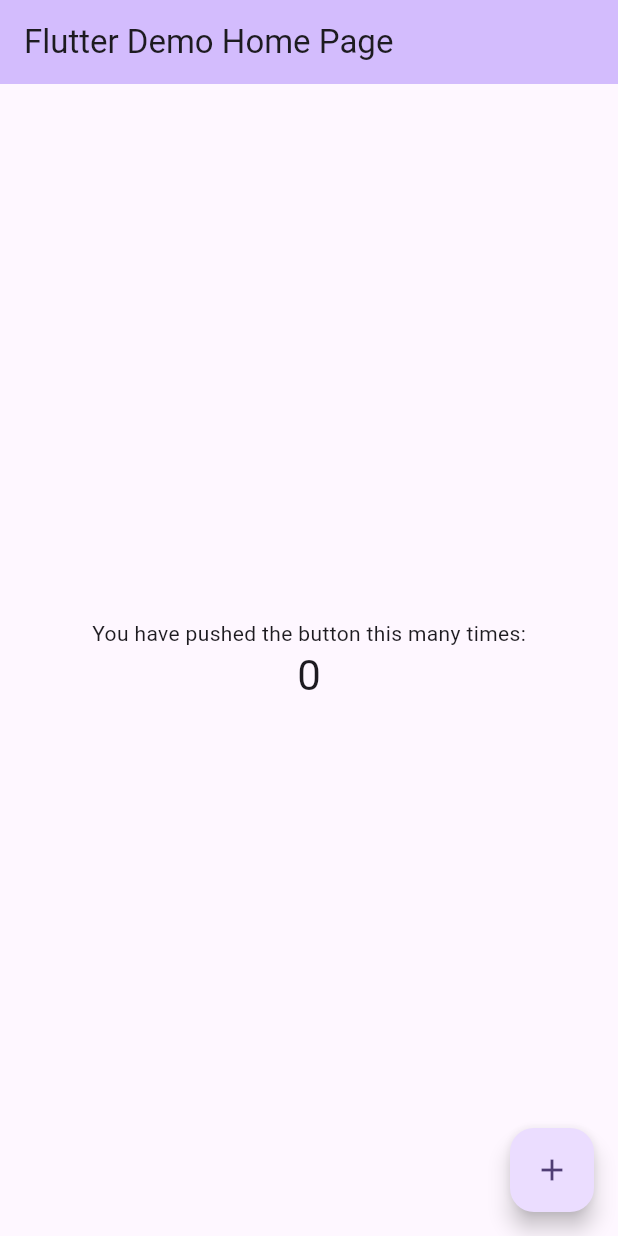
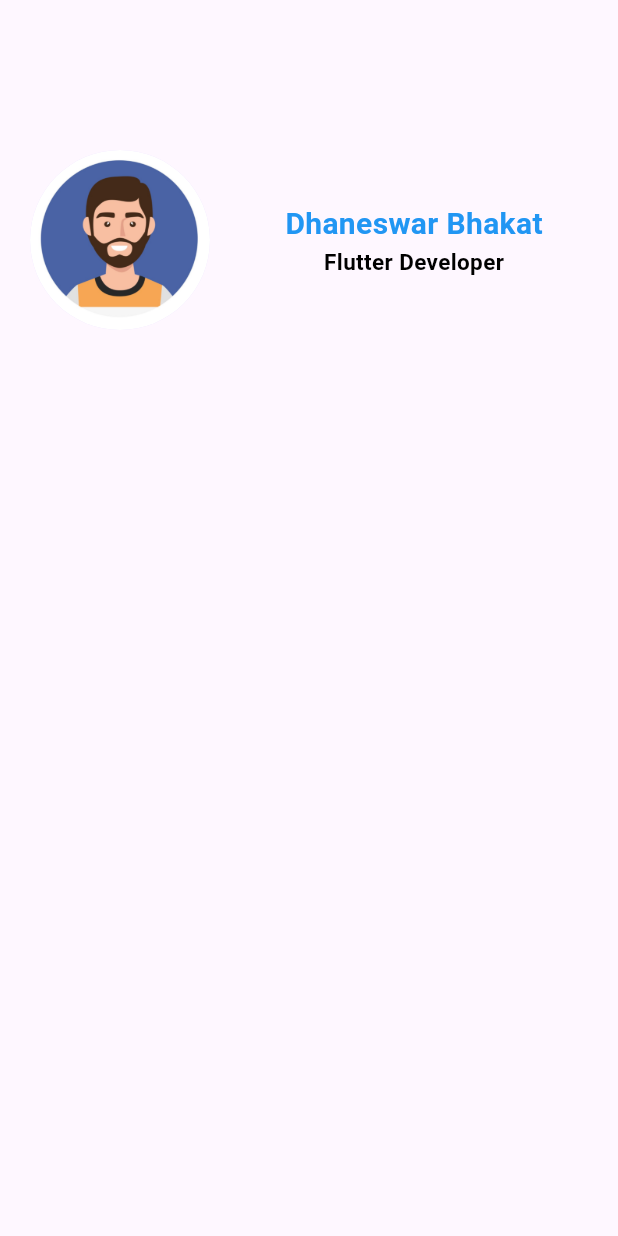
Before and after one commit to DhaneswarBhakat/my_portfolio_app, a Flutter app: the screen it shows after launch, on a phone screen of 412 x 824 dp. Run offline on Flutter 3.47's test engine with Material 3 defaults, Android fonts, the phone set to English and light mode, and no system bars.

Commit message:
Todays First Commit

```diff
--- a/lib/main.dart
+++ b/lib/main.dart
@@ -1,125 +1,66 @@
 import 'package:flutter/material.dart';
 
 void main() {
-  runApp(const MyApp());
+  runApp(const MaterialApp(
+    home: Home(),
+    debugShowCheckedModeBanner: false,
+  ));
 }
 
-class MyApp extends StatelessWidget {
-  const MyApp({super.key});
-
-  // This widget is the root of your application.
-  @override
-  Widget build(BuildContext context) {
-    return MaterialApp(
-      title: 'Flutter Demo',
-      theme: ThemeData(
-        // This is the theme of your application.
-        //
-        // TRY THIS: Try running your application with "flutter run". You'll see
-        // the application has a purple toolbar. Then, without quitting the app,
-        // try changing the seedColor in the colorScheme below to Colors.green
-        // and then invoke "hot reload" (save your changes or press the "hot
-        // reload" button in a Flutter-supported IDE, or press "r" if you used
-        // the command line to start the app).
-        //
-        // Notice that the counter didn't reset back to zero; the application
-        // state is not lost during the reload. To reset the state, use hot
-        // restart instead.
-        //
-        // This works for code too, not just values: Most code changes can be
-        // tested with just a hot reload.
-        colorScheme: ColorScheme.fromSeed(seedColor: Colors.deepPurple),
-        useMaterial3: true,
-      ),
-      home: const MyHomePage(title: 'Flutter Demo Home Page'),
-    );
-  }
-}
-
-class MyHomePage extends StatefulWidget {
-  const MyHomePage({super.key, required this.title});
-
-  // This widget is the home page of your application. It is stateful, meaning
-  // that it has a State object (defined below) that contains fields that affect
-  // how it looks.
-
-  // This class is the configuration for the state. It holds the values (in this
-  // case the title) provided by the parent (in this case the App widget) and
-  // used by the build method of the State. Fields in a Widget subclass are
-  // always marked "final".
-
-  final String title;
-
-  @override
-  State<MyHomePage> createState() => _MyHomePageState();
-}
-
-class _MyHomePageState extends State<MyHomePage> {
-  int _counter = 0;
-
-  void _incrementCounter() {
-    setState(() {
-      // This call to setState tells the Flutter framework that something has
-      // changed in this State, which causes it to rerun the build method below
-      // so that the display can reflect the updated values. If we changed
-      // _counter without calling setState(), then the build method would not be
-      // called again, and so nothing would appear to happen.
-      _counter++;
-    });
-  }
+class Home extends StatelessWidget {
+  const Home({super.key});
 
   @override
   Widget build(BuildContext context) {
-    // This method is rerun every time setState is called, for instance as done
-    // by the _incrementCounter method above.
-    //
-    // The Flutter framework has been optimized to make rerunning build methods
-    // fast, so that you can just rebuild anything that needs updating rather
-    // than having to individually change instances of widgets.
-    return Scaffold(
-      appBar: AppBar(
-        // TRY THIS: Try changing the color here to a specific color (to
-        // Colors.amber, perhaps?) and trigger a hot reload to see the AppBar
-        // change color while the other colors stay the same.
-        backgroundColor: Theme.of(context).colorScheme.inversePrimary,
-        // Here we take the value from the MyHomePage object that was created by
-        // the App.build method, and use it to set our appbar title.
-        title: Text(widget.title),
+    return Container(
+      decoration: BoxDecoration(
+        gradient: LinearGradient(
+          colors: [Colors.blue, Colors.green],
+          begin: Alignment.topCenter,
+          end: Alignment.bottomCenter,
         ),
-      body: Center(
-        // Center is a layout widget. It takes a single child and positions it
-        // in the middle of the parent.
+      ),
+      child: Scaffold(
+        body: Padding(
+          padding: const EdgeInsets.only(top: 100.0, left: 20),
           child: Column(
-          // Column is also a layout widget. It takes a list of children and
-          // arranges them vertically. By default, it sizes itself to fit its
-          // children horizontally, and tries to be as tall as its parent.
-          //
-          // Column has various properties to control how it sizes itself and
-          // how it positions its children. Here we use mainAxisAlignment to
-          // center the children vertically; the main axis here is the vertical
-          // axis because Columns are vertical (the cross axis would be
-          // horizontal).
-          //
-          // TRY THIS: Invoke "debug painting" (choose the "Toggle Debug Paint"
-          // action in the IDE, or press "p" in the console), to see the
-          // wireframe for each widget.
-          mainAxisAlignment: MainAxisAlignment.center,
             children: <Widget>[
-            const Text(
-              'You have pushed the button this many times:',
+              Row(
+                children: <Widget>[
+                  CircleAvatar(
+                    radius: 60,
+                    backgroundImage: AssetImage('assets/avatar.jpg'),
+                  ),
+                  Expanded(
+                    child: Column(
+                      children: <Widget>[
+                        Text(
+                          "Dhaneswar Bhakat",
+                          style: TextStyle(
+                              fontSize: 20,
+                              color: Colors.blue,
+                              fontWeight: FontWeight.bold),
                         ),
                         Text(
-              '$_counter',
-              style: Theme.of(context).textTheme.headlineMedium,
+                          "Flutter Developer",
+                          style: TextStyle(
+                              fontSize: 15,
+                              color: Colors.black,
+                              fontWeight: FontWeight.bold),
                         ),
                       ],
                     ),
                   ),
-      floatingActionButton: FloatingActionButton(
-        onPressed: _incrementCounter,
-        tooltip: 'Increment',
-        child: const Icon(Icons.add),
-      ), // This trailing comma makes auto-formatting nicer for build methods.
+                  // Column(children: <Widget>[
+                  //   Text("Name"),
+                  //   Text("Designation"),
+                  // ])
+                ],
+              ),
+            ],
+          ),
+        ),
+      ),
     );
   }
 }
--- a/pubspec.yaml
+++ b/pubspec.yaml
@@ -59,8 +59,8 @@ flutter:
   uses-material-design: true
 
   # To add assets to your application, add an assets section, like this:
-  # assets:
-  #   - images/a_dot_burr.jpeg
+  assets:
+    - assets/avatar.jpg
   #   - images/a_dot_ham.jpeg
 
   # An image asset can refer to one or more resolution-specific "variants", see
```
Also changed, not shown: assets/avatar.jpg (added), 1 other file. Lines whose indentation alone changed are shown as unchanged.
